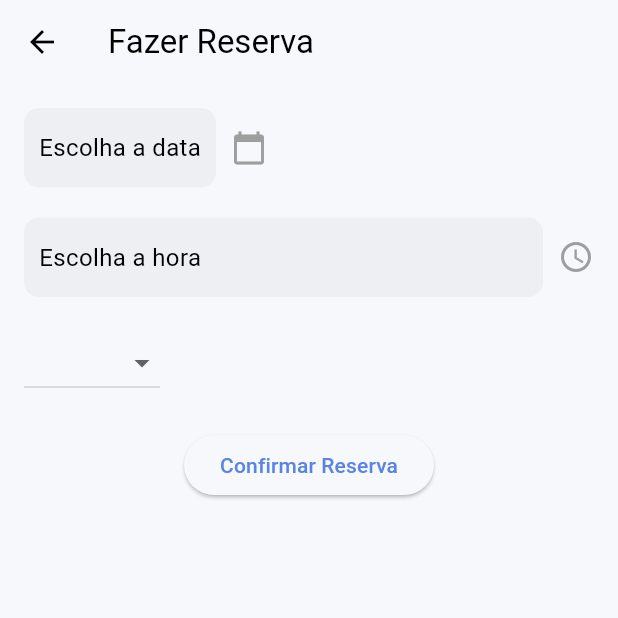
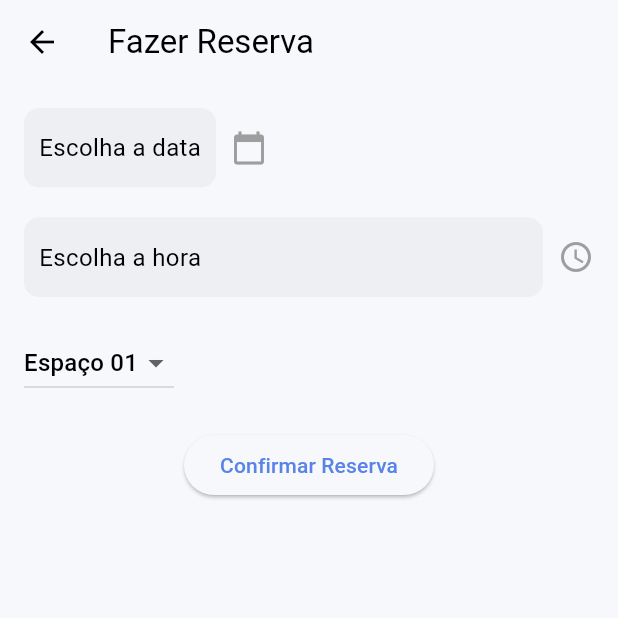
Before and after one commit to gabriel-codart/LocApp-Front, a Flutter app: the ReservationForm screen opened directly, on a phone screen of 412 x 824 dp, the top half of it. Run offline on Flutter 3.47's test engine with Material 3 defaults, Android fonts, the phone set to English and light mode, and no system bars; our stand-ins replace animated_bottom_navigation_bar, flutter_rating_bar, google_maps_flutter, image_picker.

```diff
--- a/lib/screens/location/location-form.dart
+++ b/lib/screens/location/location-form.dart
@@ -128,7 +128,7 @@
                   selectedSpace = newValue;
                 });
               },
-              items: <String>['Espaço 1', 'Espaço 2', 'Espaço 3']
+              items: <String>['Espaço 01', 'Espaço 02', 'Espaço 03']
                   .map<DropdownMenuItem<String>>((String value) {
                 return DropdownMenuItem<String>(
                   value: value,
```
